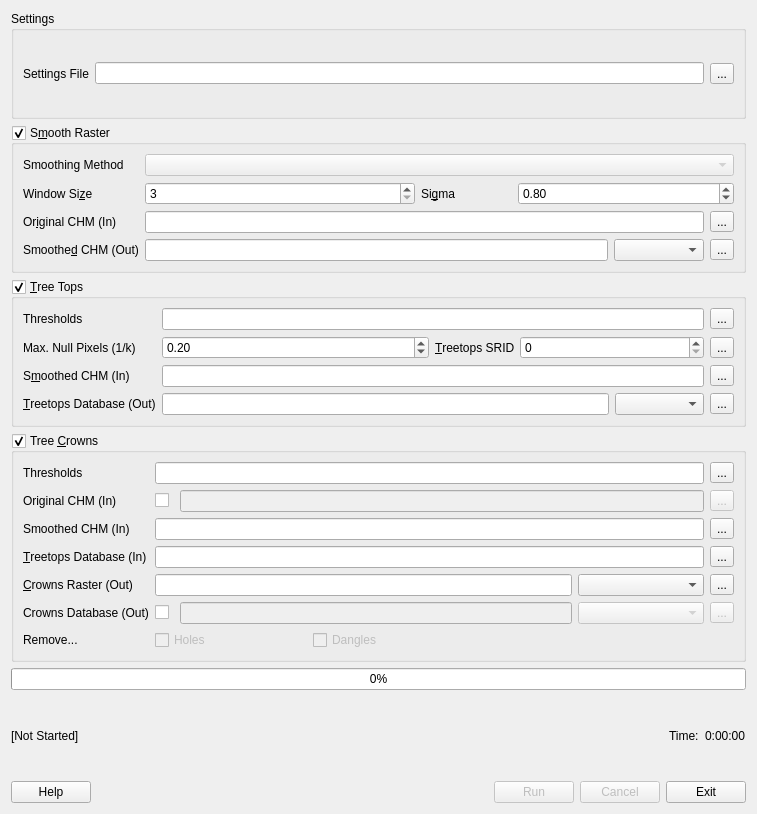
Old version of the form src/treetops.ui in the repository rskelly/treetops.
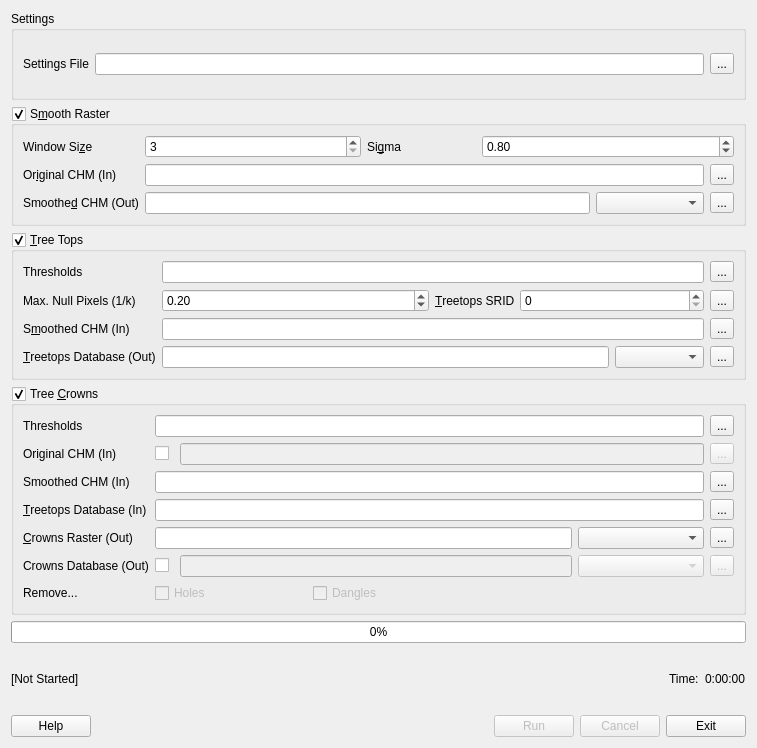
New version of the form.

Commit message: Removed smoothing method.

Diff of the .ui file:
```diff
--- a/src/treetops.ui
+++ b/src/treetops.ui
@@ -7,7 +7,7 @@
     <x>0</x>
     <y>0</y>
     <width>757</width>
-    <height>814</height>
+    <height>748</height>
    </rect>
   </property>
   <property name="sizePolicy">
@@ -57,10 +57,10 @@
      <layout class="QHBoxLayout" name="horizontalLayout_2">
       <item>
        <layout class="QGridLayout" name="smoothGrid">
-        <item row="3" column="6">
+        <item row="2" column="5">
          <widget class="QComboBox" name="cboSmoothSmoothedCHMDriver"/>
         </item>
-        <item row="1" column="5" colspan="3">
+        <item row="0" column="4" colspan="3">
          <widget class="QDoubleSpinBox" name="spnSmoothSigma">
           <property name="mouseTracking">
            <bool>false</bool>
@@ -79,7 +79,7 @@
           </property>
          </widget>
         </item>
-        <item row="2" column="0">
+        <item row="1" column="0">
          <widget class="QLabel" name="label_11">
           <property name="sizePolicy">
            <sizepolicy hsizetype="Fixed" vsizetype="Preferred">
@@ -95,7 +95,7 @@
           </property>
          </widget>
         </item>
-        <item row="1" column="4">
+        <item row="0" column="3">
          <widget class="QLabel" name="label_2">
           <property name="text">
            <string>Si&amp;gma</string>
@@ -105,7 +105,7 @@
           </property>
          </widget>
         </item>
-        <item row="1" column="0">
+        <item row="0" column="0">
          <widget class="QLabel" name="label">
           <property name="sizePolicy">
            <sizepolicy hsizetype="Fixed" vsizetype="Preferred">
@@ -121,7 +121,7 @@
           </property>
          </widget>
         </item>
-        <item row="3" column="0">
+        <item row="2" column="0">
          <widget class="QLabel" name="label_12">
           <property name="sizePolicy">
            <sizepolicy hsizetype="Fixed" vsizetype="Preferred">
@@ -137,7 +137,7 @@
           </property>
          </widget>
         </item>
-        <item row="3" column="7">
+        <item row="2" column="6">
          <widget class="QToolButton" name="btnSmoothSmoothedCHM">
           <property name="mouseTracking">
            <bool>false</bool>
@@ -150,7 +150,7 @@
           </property>
          </widget>
         </item>
-        <item row="2" column="7">
+        <item row="1" column="6">
          <widget class="QToolButton" name="btnSmoothOriginalCHM">
           <property name="mouseTracking">
            <bool>false</bool>
@@ -163,7 +163,7 @@
           </property>
          </widget>
         </item>
-        <item row="1" column="1" colspan="3">
+        <item row="0" column="1" colspan="2">
          <widget class="QSpinBox" name="spnSmoothWindow">
           <property name="mouseTracking">
            <bool>false</bool>
@@ -173,7 +173,7 @@
           </property>
          </widget>
         </item>
-        <item row="3" column="1" colspan="5">
+        <item row="2" column="1" colspan="4">
          <widget class="QLineEdit" name="txtSmoothSmoothedCHM">
           <property name="mouseTracking">
            <bool>false</bool>
@@ -183,7 +183,7 @@
           </property>
          </widget>
         </item>
-        <item row="2" column="1" colspan="6">
+        <item row="1" column="1" colspan="5">
          <widget class="QLineEdit" name="txtSmoothOriginalCHM">
           <property name="mouseTracking">
            <bool>false</bool>
@@ -196,38 +196,6 @@
           </property>
          </widget>
         </item>
-        <item row="0" column="0">
-         <widget class="QLabel" name="label_5">
-          <property name="sizePolicy">
-           <sizepolicy hsizetype="Fixed" vsizetype="Preferred">
-            <horstretch>0</horstretch>
-            <verstretch>0</verstretch>
-           </sizepolicy>
-          </property>
-          <property name="text">
-           <string>Smoothing Method</string>
-          </property>
-         </widget>
-        </item>
-        <item row="0" column="1" colspan="7">
-         <widget class="QComboBox" name="cboSmoothMethod">
-          <property name="enabled">
-           <bool>false</bool>
-          </property>
-          <property name="sizePolicy">
-           <sizepolicy hsizetype="Expanding" vsizetype="Fixed">
-            <horstretch>1</horstretch>
-            <verstretch>0</verstretch>
-           </sizepolicy>
-          </property>
-          <property name="currentText">
-           <string/>
-          </property>
-          <property name="currentIndex">
-           <number>-1</number>
-          </property>
-         </widget>
-        </item>
        </layout>
       </item>
      </layout>
```
Left out of the diff: 1 changed line with no effect on the pictures. The commit also changes 1 other file.
